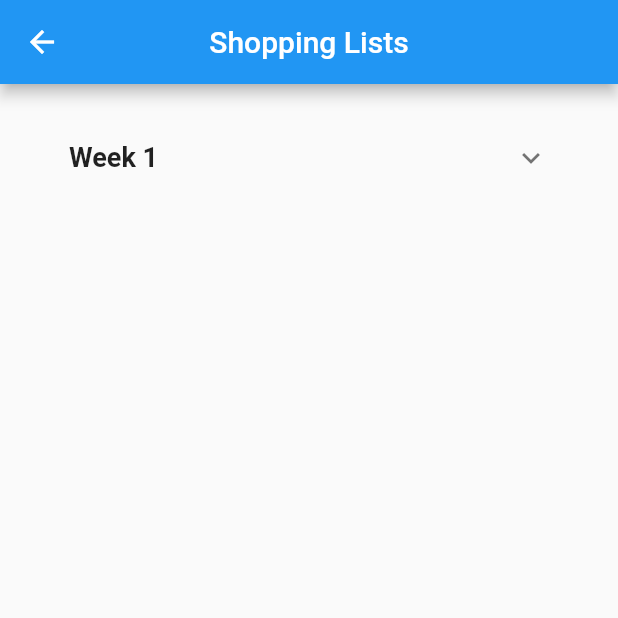
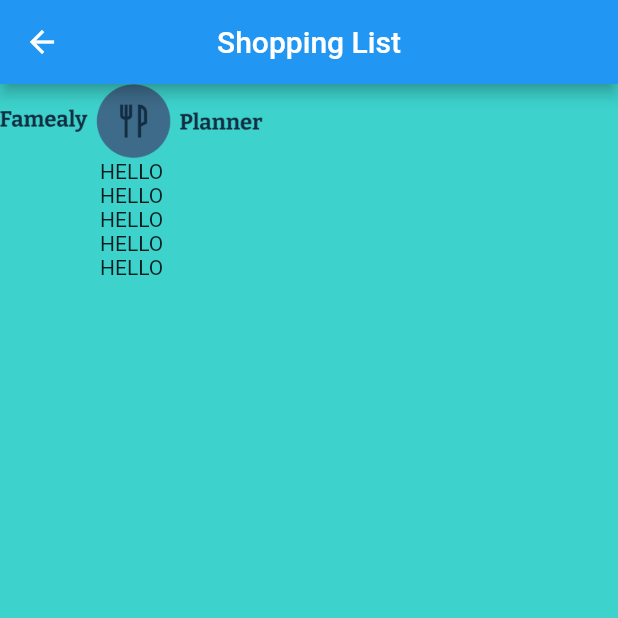
Before and after one commit to SamKingDev/HighfieldHack2021, a Flutter app: the ShoppingList screen opened by its route, on a phone screen of 412 x 824 dp, the top half of it. Run offline on Flutter 3.47's test engine with Material 2 defaults, Android fonts, the phone set to English and light mode, and no system bars; our stand-ins replace cloud_firestore, firebase_auth, firebase_core, flutter_signin_button, google_sign_in; accounts and stored records are empty.

Commit message:
error in shopping list - list not showing

```diff
--- a/App/lib/screens/Meal/ShoppingList.dart
+++ b/App/lib/screens/Meal/ShoppingList.dart
@@ -1,4 +1,48 @@
 import 'package:flutter/material.dart';
+
+
+class collapsiblemenu extends StatefulWidget {
+
+  @override
+  _collapsiblemenu createState() => _collapsiblemenu();
+}
+class _collapsiblemenu extends State<collapsiblemenu> {
+  @override
+  Widget build(BuildContext context) {
+    return Text("HELLO");
+//    return Scaffold(
+//      body: Padding(
+//        padding: const EdgeInsets.symmetric(horizontal: 30.0),
+//        child: Column(
+//          children: <Widget>[
+//            SizedBox(height:20.0),
+//            ExpansionTile(
+//              title: Text(
+//                "Week 1",
+//                style: TextStyle(
+//                    fontSize: 18.0,
+//                    fontWeight: FontWeight.bold
+//                ),
+//              ),
+//              children: <Widget>[
+//                ExpansionTile(
+//                  title: Text(
+//                    'Category 1',
+//                  ),
+//                  children: <Widget>[
+//                    ListTile(
+//                      title: Text('Food 1'),
+//                    )
+//                  ],
+//                ),
+//              ],
+//            ),
+//          ],
+//        ),
+//      ),
+//    );
+  }
+}
 
 class ShoppingList extends StatefulWidget {
   @override
@@ -9,40 +53,34 @@
   @override
   Widget build(BuildContext context) {
     return Scaffold(
+      backgroundColor: new Color.fromRGBO(61, 210, 204, 1),
       appBar: AppBar(
+        title: Text('Shopping List'),
         centerTitle: true,
-        title: Text(
-            'Shopping Lists'
+      ),
+      body: SingleChildScrollView(
+        child: Column(children: [
+          Container(child: Image(
+            image: AssetImage('assets/logo.png'),
+            height: 50,
           ),
           ),
-      body: Padding(
-        padding: const EdgeInsets.symmetric(horizontal: 30.0),
-        child: Column(
-          children: <Widget>[
-            SizedBox(height:20.0),
-            ExpansionTile(
-              title: Text(
-                "Week 1",
-                style: TextStyle(
-                    fontSize: 18.0,
-                    fontWeight: FontWeight.bold
+          Container(
+              child: collapsiblemenu()
           ),
+          Container(
+              child: collapsiblemenu()
           ),
-              children: <Widget>[
-                ExpansionTile(
-                  title: Text(
-                    'Category 1',
+          Container(
+              child: collapsiblemenu()
           ),
-                  children: <Widget>[
-                    ListTile(
-                      title: Text('Food 1'),
-                    )
-                  ],
+          Container(
+              child: collapsiblemenu()
           ),
-              ],
+          Container(
+              child: collapsiblemenu()
           ),
-          ],
-        ),
+        ]),
       ),
     );
   }
--- a/App/lib/screens/profile/profile.dart
+++ b/App/lib/screens/profile/profile.dart
@@ -3,6 +3,7 @@
 import 'package:famealy/blocs/auth_bloc.dart';
 import 'package:famealy/screens/Family/family.dart';
 import 'package:famealy/screens/Meal/MealPlan.dart';
+import 'package:famealy/screens/Meal/ShoppingList.dart';
 import 'package:famealy/screens/login/login_screen.dart';
 import 'package:firebase_auth/firebase_auth.dart';
 import 'package:flutter/cupertino.dart';
@@ -120,7 +121,11 @@
                           MaterialPageRoute(builder: (context) => mealPlan()),
                         )
                       }),
-              CustomListTile(Icons.list, 'Shopping List', () => {}),
+              CustomListTile(Icons.list, 'Shopping List', () => {Navigator.push(
+              context,
+              MaterialPageRoute(builder: (context) => ShoppingList()),
+              )
+              }),
               CustomListTile(Icons.help, 'Tutorial', () => {}),
               CustomListTile(Icons.logout, 'Logout', () => {authBloc.logout()}),
             ],
```
Lines whose indentation alone changed are shown as unchanged.
